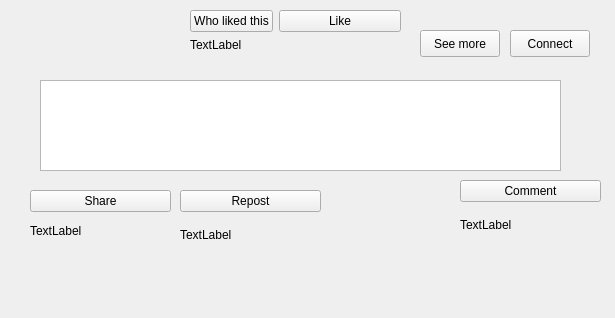
Qt form postui.ui (KNajjary/LinkedIn) before a commit.
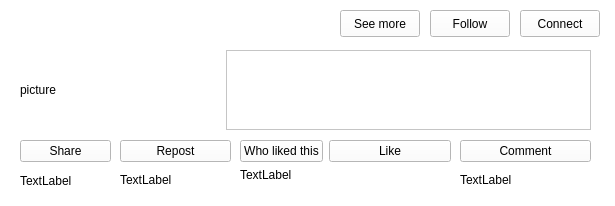
The same form after that commit.

Commit message: class Person,Member,Company created Me created

The edit to the form file:
```diff
--- a/postui.ui
+++ b/postui.ui
@@ -7,27 +7,20 @@
     <x>0</x>
     <y>0</y>
     <width>615</width>
-    <height>318</height>
+    <height>206</height>
    </rect>
   </property>
   <property name="windowTitle">
    <string>Form</string>
   </property>
-  <widget class="QTextBrowser" name="textBrowser">
+  <property name="styleSheet">
+   <string notr="true">background-color: rgb(255, 255, 255);</string>
+  </property>
+  <widget class="QPushButton" name="pushButton_Connect">
    <property name="geometry">
     <rect>
-     <x>40</x>
-     <y>80</y>
-     <width>521</width>
-     <height>91</height>
-    </rect>
-   </property>
-  </widget>
-  <widget class="QPushButton" name="pushButton">
-   <property name="geometry">
-    <rect>
-     <x>510</x>
-     <y>30</y>
+     <x>520</x>
+     <y>10</y>
      <width>80</width>
      <height>27</height>
     </rect>
@@ -36,25 +29,12 @@
     <string>Connect</string>
    </property>
   </widget>
-  <widget class="QPushButton" name="pushButton_2">
-   <property name="geometry">
-    <rect>
-     <x>420</x>
-     <y>30</y>
-     <width>80</width>
-     <height>27</height>
-    </rect>
-   </property>
-   <property name="text">
-    <string>See more</string>
-   </property>
-  </widget>
   <widget class="QWidget" name="verticalLayoutWidget">
    <property name="geometry">
     <rect>
-     <x>30</x>
-     <y>190</y>
-     <width>141</width>
+     <x>20</x>
+     <y>140</y>
+     <width>91</width>
      <height>54</height>
     </rect>
    </property>
@@ -78,10 +58,10 @@
   <widget class="QWidget" name="verticalLayoutWidget_2">
    <property name="geometry">
     <rect>
-     <x>180</x>
-     <y>190</y>
-     <width>141</width>
-     <height>61</height>
+     <x>120</x>
+     <y>140</y>
+     <width>111</width>
+     <height>51</height>
     </rect>
    </property>
    <layout class="QVBoxLayout" name="verticalLayout_2">
@@ -105,9 +85,9 @@
    <property name="geometry">
     <rect>
      <x>460</x>
-     <y>180</y>
-     <width>141</width>
-     <height>61</height>
+     <y>140</y>
+     <width>131</width>
+     <height>51</height>
     </rect>
    </property>
    <layout class="QVBoxLayout" name="verticalLayout_3">
@@ -130,10 +110,10 @@
   <widget class="QWidget" name="formLayoutWidget">
    <property name="geometry">
     <rect>
-     <x>190</x>
-     <y>10</y>
+     <x>240</x>
+     <y>140</y>
      <width>211</width>
-     <height>61</height>
+     <height>51</height>
     </rect>
    </property>
    <layout class="QFormLayout" name="formLayout">
@@ -160,6 +140,60 @@
     </item>
    </layout>
   </widget>
+  <widget class="QWidget" name="horizontalLayoutWidget">
+   <property name="geometry">
+    <rect>
+     <x>20</x>
+     <y>50</y>
+     <width>571</width>
+     <height>80</height>
+    </rect>
+   </property>
+   <layout class="QHBoxLayout" name="horizontalLayout">
+    <item>
+     <widget class="QLabel" name="label_Picture">
+      <property name="minimumSize">
+       <size>
+        <width>200</width>
+        <height>0</height>
+       </size>
+      </property>
+      <property name="text">
+       <string>picture</string>
+      </property>
+     </widget>
+    </item>
+    <item>
+     <widget class="QTextBrowser" name="textBrowser_Text"/>
+    </item>
+   </layout>
+  </widget>
+  <widget class="QPushButton" name="pushButton_Follow">
+   <property name="geometry">
+    <rect>
+     <x>430</x>
+     <y>10</y>
+     <width>80</width>
+     <height>27</height>
+    </rect>
+   </property>
+   <property name="text">
+    <string>Follow</string>
+   </property>
+  </widget>
+  <widget class="QPushButton" name="pushButton_SeeMore">
+   <property name="geometry">
+    <rect>
+     <x>340</x>
+     <y>10</y>
+     <width>80</width>
+     <height>27</height>
+    </rect>
+   </property>
+   <property name="text">
+    <string>See more</string>
+   </property>
+  </widget>
  </widget>
  <resources/>
  <connections/>
```
Left out of the diff: 18 changed lines with no effect on the pictures. The commit also changes 34 other files.
